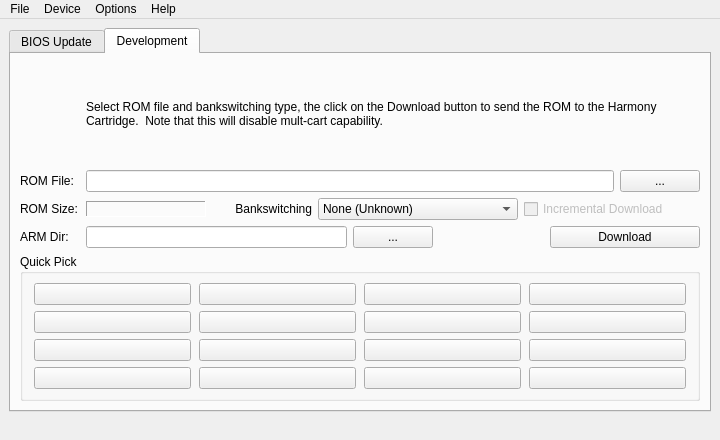
Old version of the form harmonycartwindow.ui in the repository sa666666/harmonycart.
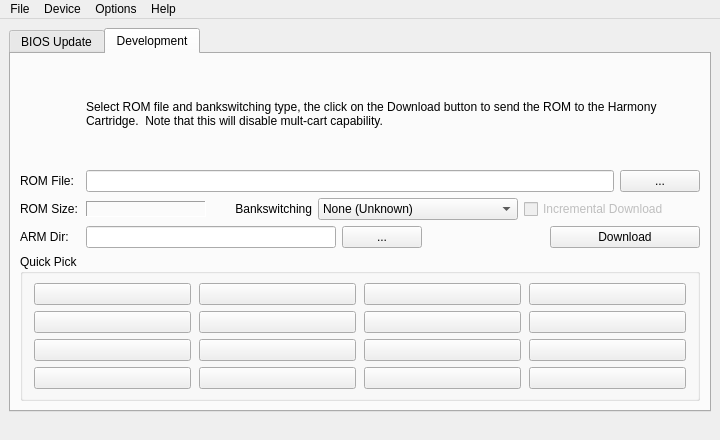
New version of the form. The open tabs and pages were chosen to show the change. Icons and pictures are not drawn.

Commit message: Finalized OSX layout issues and build scripts, and bumped version # to 1.0.

```diff
--- a/harmonycartwindow.ui
+++ b/harmonycartwindow.ui
@@ -742,7 +742,7 @@
          </layout>
         </item>
         <item>
-         <layout class="QHBoxLayout" name="horizontalLayout_13">
+         <layout class="QHBoxLayout" name="horizontalLayout_4">
           <item>
            <widget class="QLabel" name="label_5">
             <property name="minimumSize">
@@ -770,6 +770,12 @@
               <verstretch>0</verstretch>
              </sizepolicy>
             </property>
+            <property name="minimumSize">
+             <size>
+              <width>250</width>
+              <height>0</height>
+             </size>
+            </property>
             <property name="maximumSize">
              <size>
               <width>592</width>
@@ -796,8 +802,6 @@
            </widget>
           </item>
           <item>
-           <layout class="QHBoxLayout" name="horizontalLayout_4">
-            <item>
              <spacer name="horizontalSpacer">
               <property name="orientation">
                <enum>Qt::Horizontal</enum>
@@ -829,8 +833,6 @@
             </item>
            </layout>
           </item>
-         </layout>
-        </item>
         <item>
          <widget class="QGroupBox" name="groupBox">
           <property name="title">
```
Left out of the diff: 5 changed lines with no effect on the pictures. Lines whose indentation alone changed are shown as unchanged. The commit also changes 3 other files.
